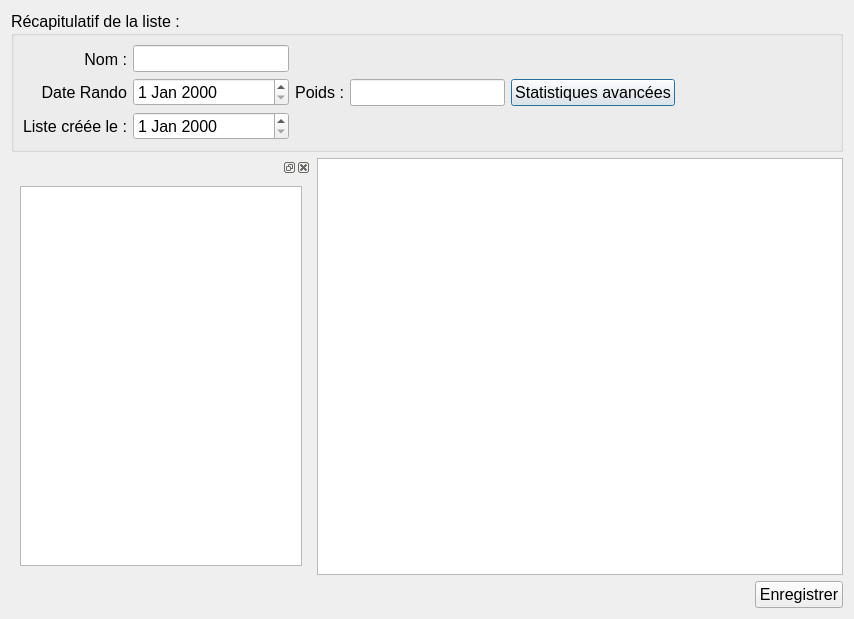
This is Doger/listwindow.ui in amof/Doger as Qt 5 draws it before an edit. The edited form follows.
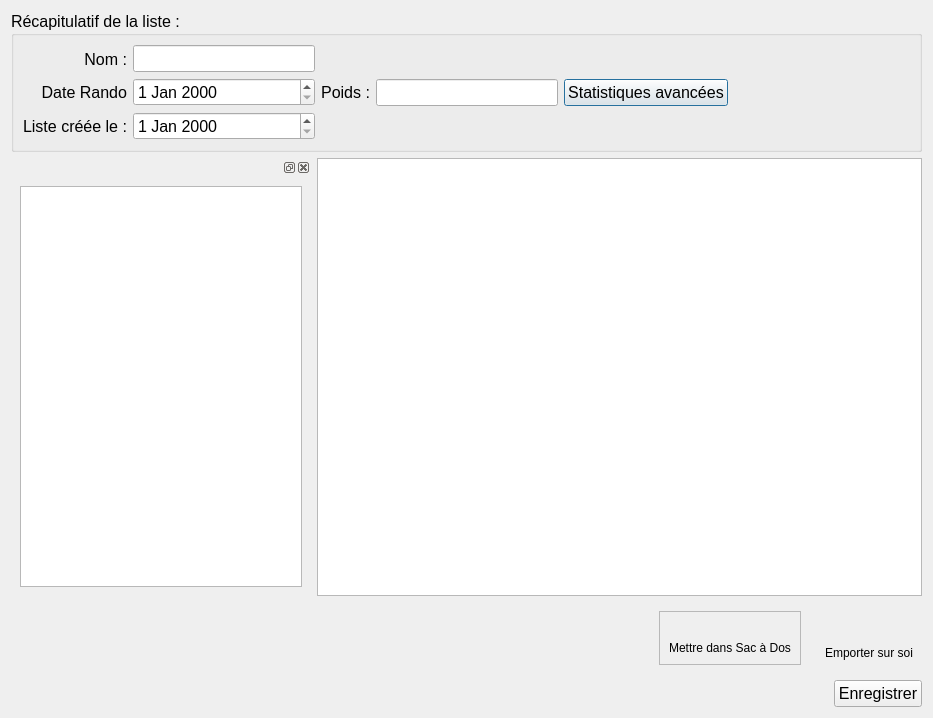
This is the edited form. Icons and pictures are not drawn.

Commit message: Add the ability to retrieve values from a  QTableView

Patch:
```diff
--- a/Doger/listwindow.ui
+++ b/Doger/listwindow.ui
@@ -6,14 +6,14 @@
    <rect>
     <x>0</x>
     <y>0</y>
-    <width>854</width>
-    <height>619</height>
+    <width>933</width>
+    <height>718</height>
    </rect>
   </property>
   <property name="windowTitle">
    <string>Gestion de liste</string>
   </property>
-  <layout class="QVBoxLayout" name="verticalLayout_3">
+  <layout class="QVBoxLayout" name="verticalLayout_6">
    <item>
     <widget class="QGroupBox" name="groupBox_7">
      <property name="sizePolicy">
@@ -170,7 +170,7 @@
        <property name="maximumSize">
         <size>
          <width>300</width>
-         <height>16777215</height>
+         <height>524287</height>
         </size>
        </property>
        <property name="baseSize">
@@ -236,6 +236,93 @@
      </item>
     </layout>
    </item>
+   <item>
+    <layout class="QHBoxLayout" name="horizontalLayout_3">
+     <item>
+      <spacer name="horizontalSpacer_3">
+       <property name="orientation">
+        <enum>Qt::Horizontal</enum>
+       </property>
+       <property name="sizeHint" stdset="0">
+        <size>
+         <width>40</width>
+         <height>20</height>
+        </size>
+       </property>
+      </spacer>
+     </item>
+     <item>
+      <widget class="QWidget" name="qw_backpack" native="true">
+       <layout class="QVBoxLayout" name="verticalLayout">
+        <item>
+         <widget class="QFrame" name="f_backpack">
+          <property name="frameShape">
+           <enum>QFrame::StyledPanel</enum>
+          </property>
+          <property name="frameShadow">
+           <enum>QFrame::Raised</enum>
+          </property>
+          <layout class="QVBoxLayout" name="verticalLayout_5">
+           <item>
+            <widget class="QLabel" name="label">
+             <property name="text">
+              <string/>
+             </property>
+             <property name="pixmap">
+              <pixmap resource="ressources.qrc">:/images/backpack.png</pixmap>
+             </property>
+             <property name="alignment">
+              <set>Qt::AlignCenter</set>
+             </property>
+            </widget>
+           </item>
+           <item>
+            <widget class="QLabel" name="label_2">
+             <property name="text">
+              <string>Mettre dans Sac à Dos</string>
+             </property>
+             <property name="alignment">
+              <set>Qt::AlignCenter</set>
+             </property>
+            </widget>
+           </item>
+          </layout>
+         </widget>
+        </item>
+       </layout>
+      </widget>
+     </item>
+     <item>
+      <widget class="QWidget" name="qw_self" native="true">
+       <layout class="QVBoxLayout" name="verticalLayout_3">
+        <item>
+         <widget class="QLabel" name="label_3">
+          <property name="text">
+           <string/>
+          </property>
+          <property name="pixmap">
+           <pixmap resource="ressources.qrc">:/images/self.png</pixmap>
+          </property>
+          <property name="alignment">
+           <set>Qt::AlignCenter</set>
+          </property>
+         </widget>
+        </item>
+        <item>
+         <widget class="QLabel" name="label_4">
+          <property name="text">
+           <string>Emporter sur soi</string>
+          </property>
+          <property name="alignment">
+           <set>Qt::AlignCenter</set>
+          </property>
+         </widget>
+        </item>
+       </layout>
+      </widget>
+     </item>
+    </layout>
+   </item>
    <item>
     <layout class="QHBoxLayout" name="horizontalLayout">
      <item>
```
Left out of the diff: 7 changed lines with no effect on the pictures. The commit also changes 2 other files.
